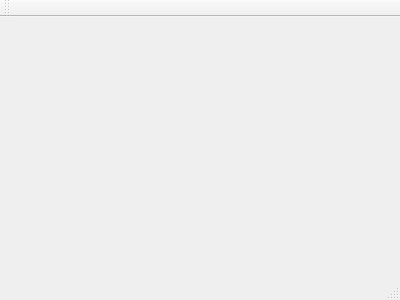
This is Cod_06.ui in ericadsbrito/Grupo4 as Qt 5 draws it before an edit. The edited form follows.
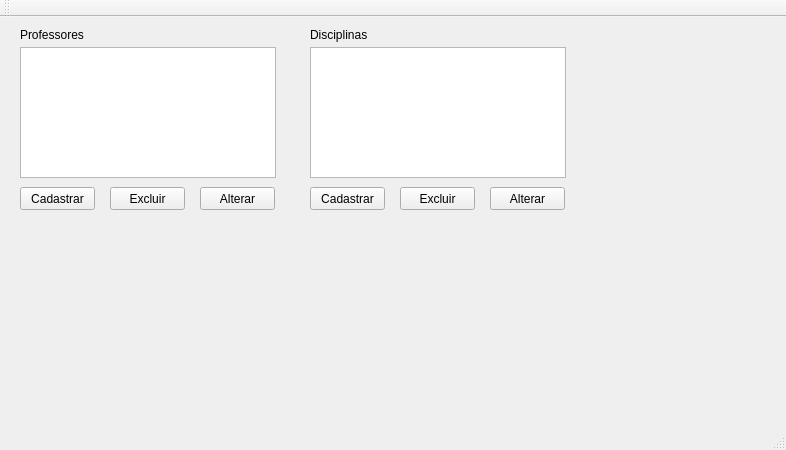
This is the edited form.

The edit to the form file:
```diff
--- a/Cod_06.ui
+++ b/Cod_06.ui
@@ -6,14 +6,139 @@
    <rect>
     <x>0</x>
     <y>0</y>
-    <width>400</width>
-    <height>300</height>
+    <width>786</width>
+    <height>450</height>
    </rect>
   </property>
   <property name="windowTitle">
    <string>MainWindow</string>
   </property>
-  <widget class="QWidget" name="centralWidget"/>
+  <widget class="QWidget" name="centralWidget">
+   <widget class="QPushButton" name="bt_addprof">
+    <property name="geometry">
+     <rect>
+      <x>20</x>
+      <y>170</y>
+      <width>75</width>
+      <height>23</height>
+     </rect>
+    </property>
+    <property name="text">
+     <string>Cadastrar</string>
+    </property>
+   </widget>
+   <widget class="QPushButton" name="pushButton_2">
+    <property name="geometry">
+     <rect>
+      <x>110</x>
+      <y>170</y>
+      <width>75</width>
+      <height>23</height>
+     </rect>
+    </property>
+    <property name="text">
+     <string>Excluir</string>
+    </property>
+   </widget>
+   <widget class="QListView" name="listView">
+    <property name="geometry">
+     <rect>
+      <x>20</x>
+      <y>30</y>
+      <width>256</width>
+      <height>131</height>
+     </rect>
+    </property>
+   </widget>
+   <widget class="QPushButton" name="pushButton_3">
+    <property name="geometry">
+     <rect>
+      <x>200</x>
+      <y>170</y>
+      <width>75</width>
+      <height>23</height>
+     </rect>
+    </property>
+    <property name="text">
+     <string>Alterar</string>
+    </property>
+   </widget>
+   <widget class="QLabel" name="label">
+    <property name="geometry">
+     <rect>
+      <x>20</x>
+      <y>10</y>
+      <width>71</width>
+      <height>16</height>
+     </rect>
+    </property>
+    <property name="text">
+     <string>Professores</string>
+    </property>
+   </widget>
+   <widget class="QListView" name="listView_2">
+    <property name="geometry">
+     <rect>
+      <x>310</x>
+      <y>30</y>
+      <width>256</width>
+      <height>131</height>
+     </rect>
+    </property>
+   </widget>
+   <widget class="QPushButton" name="pushButton_4">
+    <property name="geometry">
+     <rect>
+      <x>400</x>
+      <y>170</y>
+      <width>75</width>
+      <height>23</height>
+     </rect>
+    </property>
+    <property name="text">
+     <string>Excluir</string>
+    </property>
+   </widget>
+   <widget class="QPushButton" name="pushButton_5">
+    <property name="geometry">
+     <rect>
+      <x>490</x>
+      <y>170</y>
+      <width>75</width>
+      <height>23</height>
+     </rect>
+    </property>
+    <property name="text">
+     <string>Alterar</string>
+    </property>
+   </widget>
+   <widget class="QPushButton" name="pushButton_6">
+    <property name="geometry">
+     <rect>
+      <x>310</x>
+      <y>170</y>
+      <width>75</width>
+      <height>23</height>
+     </rect>
+    </property>
+    <property name="text">
+     <string>Cadastrar</string>
+    </property>
+   </widget>
+   <widget class="QLabel" name="label_2">
+    <property name="geometry">
+     <rect>
+      <x>310</x>
+      <y>10</y>
+      <width>71</width>
+      <height>16</height>
+     </rect>
+    </property>
+    <property name="text">
+     <string>Disciplinas</string>
+    </property>
+   </widget>
+  </widget>
   <widget class="QMenuBar" name="menuBar">
    <property name="geometry">
     <rect>
```
Left out of the diff: 2 changed lines with no effect on the pictures.
